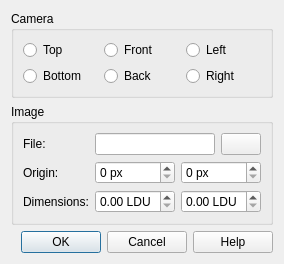
The window that ui/overlay.ui (Symbian9/ldforge) describes before a commit, drawn with Qt 5.
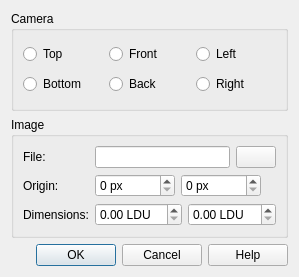
The same window after the commit. Icons and pictures are not drawn.

The edit to the form file:
```diff
--- a/ui/overlay.ui
+++ b/ui/overlay.ui
@@ -6,8 +6,8 @@
    <rect>
     <x>0</x>
     <y>0</y>
-    <width>276</width>
-    <height>244</height>
+    <width>299</width>
+    <height>277</height>
    </rect>
   </property>
   <property name="windowTitle">
```
Left out of the diff: 18 changed lines with no effect on the pictures.
